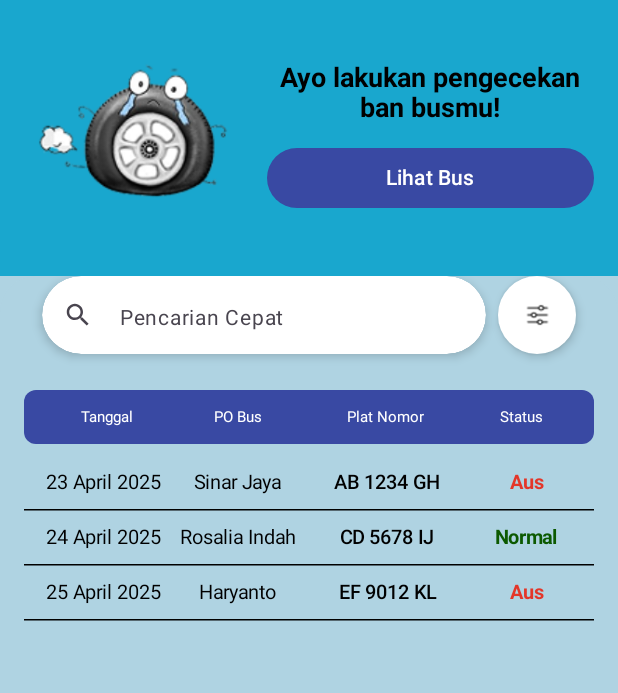
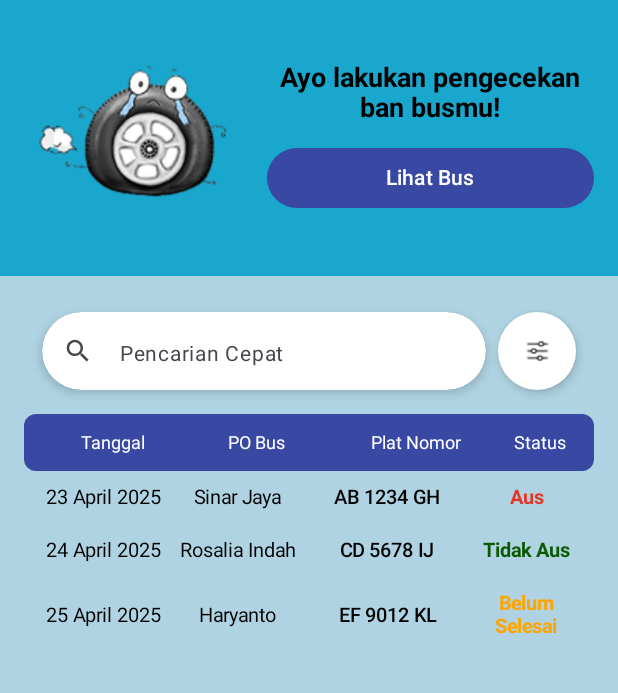
Before and after one commit to nashatr4/TETIRES, an Android app built with Jetpack Compose: the @Preview function BerandaScreenPreview, on a phone screen of 412 x 824 dp, the part 96-789 px from its top. Run offline under Robolectric (Android 15) with nearby library versions, the phone set to English and light mode, and no system bars.

Commit message:
feat: improve BerandaScreen UI and logic

```diff
--- a/app/src/main/java/com/example/tetires/ui/screen/BerandaScreen.kt
+++ b/app/src/main/java/com/example/tetires/ui/screen/BerandaScreen.kt
@@ -2,7 +2,6 @@ package com.example.tetires.ui.screen
 
 import androidx.compose.foundation.Image
 import androidx.compose.foundation.background
-import androidx.compose.foundation.border
 import androidx.compose.foundation.clickable
 import androidx.compose.foundation.layout.*
 import androidx.compose.foundation.lazy.LazyColumn
@@ -26,10 +25,8 @@ import androidx.compose.ui.unit.dp
 import androidx.compose.ui.unit.sp
 import androidx.navigation.NavController
 import androidx.navigation.compose.rememberNavController
-import androidx.room.util.TableInfo
 import com.example.tetires.R
 import com.example.tetires.data.model.LogItem
-import com.example.tetires.ui.component.SearchBar
 import com.example.tetires.ui.viewmodel.MainViewModel
 
 // Warna konstanta
@@ -38,6 +35,8 @@ private val ColorBlue = Color(0xFF19A7CE)
 private val ColorLightBlue = Color(0xFFAFD3E2)
 private val ColorRed = Color(0xFFE33629)
 private val ColorGreen = Color(0xFF0C5900)
+private val ColorYellow = Color(0xFFFFA500) // Untuk "Belum Selesai"
+private val ColorGray = Color(0xFF666666)   // Alternatif untuk "Belum Selesai"
 
 // --- BerandaScreen ---
 @OptIn(ExperimentalMaterial3Api::class)
@@ -75,14 +74,14 @@ fun BerandaScreen(navController: NavController, viewModel: MainViewModel) {
                 Icon(
                     painter = painterResource(id = R.drawable.terminal),
                     contentDescription = "Buka Terminal",
-                    tint = Color.Unspecified, // ⬅️ jangan ubah warna, biarkan aslinya!
+                    tint = Color.Unspecified,
                     modifier = Modifier.size(40.dp)
                 )
-
             }
         },
         floatingActionButtonPosition = FabPosition.End
-    ) { paddingValues -> LazyColumn(
+    ) { paddingValues ->
+        LazyColumn(
             modifier = Modifier
                 .fillMaxSize()
                 .padding(paddingValues)
@@ -100,8 +99,10 @@ fun BerandaScreen(navController: NavController, viewModel: MainViewModel) {
                     SearchAndFilterSection(
                         searchQuery = searchQuery,
                         filterBy = filterBy,
-                        onSearchChange = { searchQuery = it
-                            viewModel.searchLogs(it) },
+                        onSearchChange = {
+                            searchQuery = it
+                            viewModel.searchLogs(it)
+                        },
                         onFilterChange = { filterBy = it }
                     )
                 }
@@ -146,8 +147,7 @@ fun TopAppBar() {
     TopAppBar(
         title = {
             Row(
-                modifier = Modifier
-                    .fillMaxWidth(),
+                modifier = Modifier.fillMaxWidth(),
                 horizontalArrangement = Arrangement.Center,
                 verticalAlignment = Alignment.CenterVertically
             ) {
@@ -234,7 +234,8 @@ fun SearchAndFilterSection(
         horizontalArrangement = Arrangement.spacedBy(8.dp),
         verticalAlignment = Alignment.CenterVertically
     ) {
-        TextField(value = searchQuery,
+        TextField(
+            value = searchQuery,
             onValueChange = onSearchChange,
             modifier = Modifier
                 .weight(1f)
@@ -293,7 +294,7 @@ fun FilterDropdown(
             expanded = expanded,
             onDismissRequest = { expanded = false }
         ) {
-            listOf("Tanggal", "PO Bus", "Plat Nomor", "Status").forEach { filter ->
+            listOf("Semua", "Tanggal", "PO Bus", "Plat Nomor", "Status").forEach { filter ->
                 DropdownMenuItem(
                     text = { Text(filter) },
                     onClick = {
@@ -306,96 +307,7 @@ fun FilterDropdown(
     }
 }
 
-// --- History Section ---
-@Composable
-fun HistorySection(
-    logs: List<LogItem>,
-    navController: NavController,
-    searchQuery: String,
-    filterBy: String,
-    onSearchChange: (String) -> Unit,
-    onFilterChange: (String) -> Unit
-) {
-    Column(
-        modifier = Modifier
-            .fillMaxWidth()
-            .clip(RoundedCornerShape(topStart = 24.dp, topEnd = 24.dp))
-            .background(color = ColorLightBlue)
-            .padding(horizontal = 16.dp)
-            ,
-        horizontalAlignment = Alignment.CenterHorizontally
-    ) {
-        SearchAndFilterSection(
-            searchQuery = searchQuery,
-            filterBy = filterBy,
-            onSearchChange = onSearchChange,
-            onFilterChange = onFilterChange
-        )
-        Spacer(modifier = Modifier.height(24.dp))
-        HistoryTable(logs, navController)
-    }
-}
-
-@Composable
-fun HistoryTable(logs: List<LogItem>, navController: NavController) {
-    Column {
-        // Header tabel
-        Row(
-            modifier = Modifier
-                .fillMaxWidth()
-                .background(ColorNavy, shape = RoundedCornerShape(8.dp))
-                .padding(vertical = 12.dp, horizontal = 12.dp)
-        ) {
-            Text(
-                text = "Tanggal",
-                modifier = Modifier.weight(1.2f),
-                color = Color.White,
-                fontSize = 10.sp,
-                textAlign = TextAlign.Center
-            )
-            Text(
-                text = "PO Bus",
-                modifier = Modifier.weight(1.2f),
-                color = Color.White,
-                fontSize = 10.sp,
-                textAlign = TextAlign.Center
-            )
-            Text(
-                text = "Plat Nomor",
-                modifier = Modifier.weight(1.5f),
-                color = Color.White,
-                fontSize = 10.sp,
-                textAlign = TextAlign.Center
-            )
-            Text(
-                text = "Status",
-                modifier = Modifier.weight(1f),
-                color = Color.White,
-                fontSize = 10.sp,
-                textAlign = TextAlign.Center
-            )
-        }
-
-        Spacer(modifier = Modifier.height(8.dp))
-
-        // 🔥 Ini bagian yang diganti jadi scrollable
-        LazyColumn(
-            modifier = Modifier
-                .fillMaxWidth()
-                .heightIn(max = 400.dp)
-        ) {
-            items(logs) { log ->
-                HistoryRow(item = log, navController = navController)
-                HorizontalDivider(
-                    thickness = 1.dp,
-                    color = Color.Black
-                )
-            }
-        }
-    }
-}
-
-
+// --- History Row (PERBAIKAN UTAMA) ---
 @Composable
 fun HistoryRow(item: LogItem, navController: NavController) {
     Column {
@@ -431,18 +343,24 @@ fun HistoryRow(item: LogItem, navController: NavController) {
                 fontWeight = FontWeight.SemiBold,
                 color = Color.Black
             )
+
+            // 🔥 PERBAIKAN: Logika warna status yang benar
             Text(
                 text = item.summaryStatus,
                 modifier = Modifier.weight(1f),
                 fontSize = 13.sp,
                 textAlign = TextAlign.Center,
-                color = if (item.summaryStatus == "Aus") ColorRed else ColorGreen,
+                color = when (item.summaryStatus) {
+                    "Aus" -> ColorRed           // Merah untuk aus
+                    "Tidak Aus" -> ColorGreen   // Hijau untuk tidak aus
+                    "Belum Selesai" -> ColorYellow // Kuning untuk belum selesai
+                    else -> ColorGray            // Abu-abu default
+                },
                 fontWeight = FontWeight.Bold
             )
         }
     }
 }
-
 
 // --- Preview ---
 @Preview(showBackground = true, device = "spec:width=411dp,height=891dp")
@@ -457,21 +375,28 @@ private fun BerandaPreviewContent() {
 
     val dummyLogs = listOf(
         LogItem(1L, System.currentTimeMillis(), "23 April 2025", "22.12", "Sinar Jaya", "AB 1234 GH", "Aus"),
-        LogItem(2L, System.currentTimeMillis(), "24 April 2025", "22.12", "Rosalia Indah", "CD 5678 IJ", "Normal"),
-        LogItem(3L, System.currentTimeMillis(), "25 April 2025", "22.12", "Haryanto", "EF 9012 KL", "Aus")
+        LogItem(2L, System.currentTimeMillis(), "24 April 2025", "22.12", "Rosalia Indah", "CD 5678 IJ", "Tidak Aus"),
+        LogItem(3L, System.currentTimeMillis(), "25 April 2025", "22.12", "Haryanto", "EF 9012 KL", "Belum Selesai")
     )
 
     var searchQuery by remember { mutableStateOf("") }
-    var filterBy by remember { mutableStateOf("Tanggal") }
+    var filterBy by remember { mutableStateOf("Semua") }
 
     val filteredLogs = remember(searchQuery, filterBy) {
+        if (searchQuery.isBlank()) {
+            dummyLogs
+        } else {
             dummyLogs.filter { log ->
                 when (filterBy) {
                     "Tanggal" -> log.tanggalReadable.contains(searchQuery, ignoreCase = true)
                     "Plat Nomor" -> log.platNomor.contains(searchQuery, ignoreCase = true)
                     "PO Bus" -> log.namaBus.contains(searchQuery, ignoreCase = true)
                     "Status" -> log.summaryStatus.contains(searchQuery, ignoreCase = true)
-                else -> true
+                    else -> log.tanggalReadable.contains(searchQuery, ignoreCase = true)
+                            || log.platNomor.contains(searchQuery, ignoreCase = true)
+                            || log.namaBus.contains(searchQuery, ignoreCase = true)
+                            || log.summaryStatus.contains(searchQuery, ignoreCase = true)
+                }
             }
         }
     }
@@ -491,15 +416,35 @@ private fun BerandaPreviewContent() {
             item { HeroBanner(previewNav) }
 
             item {
-                HistorySection(
-                    logs = filteredLogs,
-                    navController = previewNav,
+                Spacer(modifier = Modifier.height(24.dp))
+            }
+
+            item {
+                Box(modifier = Modifier.padding(horizontal = 16.dp)) {
+                    SearchAndFilterSection(
                         searchQuery = searchQuery,
                         filterBy = filterBy,
-                    onSearchChange = { newQuery -> searchQuery = newQuery },
-                    onFilterChange = { newFilter -> filterBy = newFilter }
+                        onSearchChange = { searchQuery = it },
+                        onFilterChange = { filterBy = it }
                     )
+                }
+            }
+
+            item {
+                Spacer(modifier = Modifier.height(16.dp))
+            }
+
+            item {
+                Box(modifier = Modifier.padding(horizontal = 16.dp)) {
+                    TableHeader()
+                }
+            }
+
+            items(filteredLogs) { log ->
+                Box(modifier = Modifier.padding(horizontal = 16.dp)) {
+                    HistoryRow(item = log, navController = previewNav)
                 }
             }
         }
     }
+}
```
Lines whose indentation alone changed are shown as unchanged.
